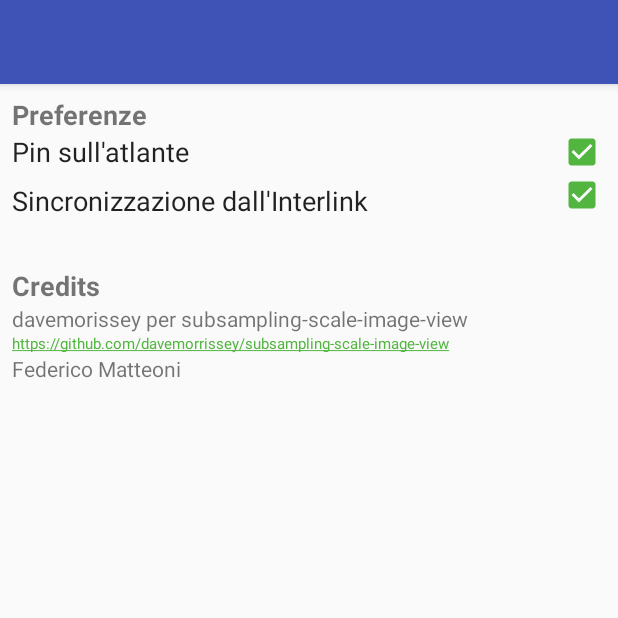
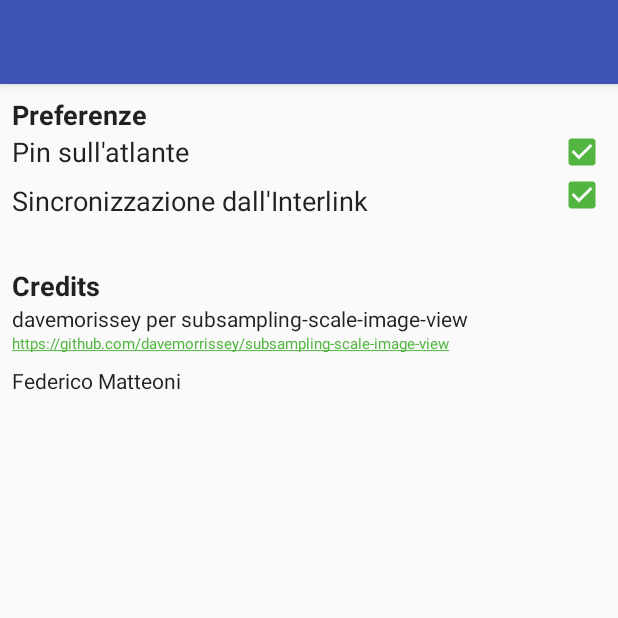
Before and after one commit to FedeX15/quria-app, an Android app: the Settings screen opened directly, with no data from a screen before it, on a phone screen of 412 x 824 dp, the top half of it. Run offline under Robolectric (Android 15) with nearby library versions, the phone set to English and light mode, and no system bars.

Commit message:
Preferenze sistemazioni

```diff
--- a/app/src/main/java/com/fexed/quriacompanion/Settings.java
+++ b/app/src/main/java/com/fexed/quriacompanion/Settings.java
@@ -18,6 +18,7 @@ public class Settings extends AppCompatActivity {
         super.onCreate(savedInstanceState);
         setContentView(R.layout.activity_settings);
         final SharedPreferences state = getApplicationContext().getSharedPreferences(getString(R.string.state), Context.MODE_PRIVATE);
+        setTitle("Preferenze");
 
         final CheckBox pinchk = findViewById(R.id.pincheck);
         pinchk.setOnCheckedChangeListener(new CompoundButton.OnCheckedChangeListener() {
--- a/app/src/main/res/layout/content_settings.xml
+++ b/app/src/main/res/layout/content_settings.xml
@@ -15,6 +15,7 @@
         android:layout_marginStart="8dp"
         android:layout_marginTop="8dp"
         android:text="Preferenze"
+        android:textAppearance="@android:style/TextAppearance"
         android:textSize="18sp"
         android:textStyle="bold"
         app:layout_constraintStart_toStartOf="parent"
@@ -73,6 +74,7 @@
         android:layout_marginStart="8dp"
         android:layout_marginTop="32dp"
         android:text="Credits"
+        android:textAppearance="@android:style/TextAppearance"
         android:textSize="18sp"
         android:textStyle="bold"
         app:layout_constraintStart_toStartOf="parent"
@@ -84,6 +86,7 @@
         android:layout_height="wrap_content"
         android:layout_marginStart="8dp"
         android:text="davemorissey per subsampling-scale-image-view"
+        android:textAppearance="@android:style/TextAppearance"
         android:textSize="14sp"
         app:layout_constraintStart_toStartOf="parent"
         app:layout_constraintTop_toBottomOf="@+id/textView6" />
@@ -104,7 +107,9 @@
         android:layout_width="wrap_content"
         android:layout_height="wrap_content"
         android:layout_marginStart="8dp"
+        android:layout_marginTop="8dp"
         android:text="Federico Matteoni"
+        android:textAppearance="@android:style/TextAppearance"
         android:textSize="14sp"
         app:layout_constraintStart_toStartOf="parent"
         app:layout_constraintTop_toBottomOf="@+id/textView8" />
```
